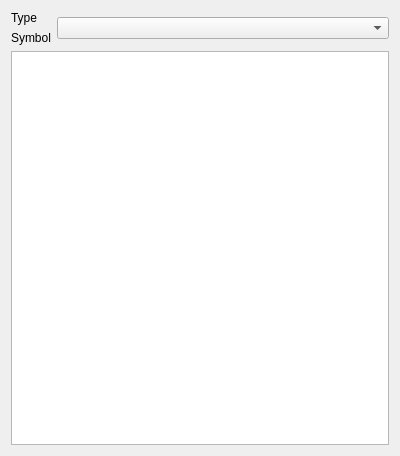
Before: the Qt Designer form src/symbollayout4.ui in fredollinger/kscope-kde4, drawn with Qt 5.
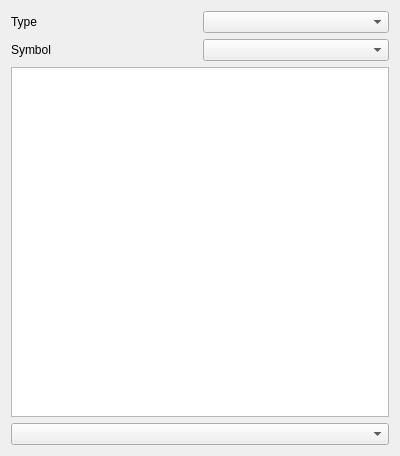
After: the same form once the commit is applied. Custom widgets are drawn as their Qt base class.

Commit message: Still does not show symbol layout!

```diff
--- a/src/symbollayout4.ui
+++ b/src/symbollayout4.ui
@@ -37,17 +37,10 @@
      <item>
       <layout class="QVBoxLayout" name="verticalLayout_2">
        <item>
-        <widget class="KHistoryComboBox" name="m_pSymbolHC">
-         <property name="sizePolicy">
-          <sizepolicy hsizetype="Expanding" vsizetype="Fixed">
-           <horstretch>0</horstretch>
-           <verstretch>0</verstretch>
-          </sizepolicy>
-         </property>
-         <property name="duplicatesEnabled">
-          <bool>false</bool>
-         </property>
-        </widget>
+        <widget class="KHistoryComboBox" name="khistorycombobox"/>
+       </item>
+       <item>
+        <widget class="QComboBox" name="m_pTypeCombo"/>
        </item>
       </layout>
      </item>
@@ -59,6 +52,19 @@
    <item>
     <widget class="QTableWidget" name="m_pHintList"/>
    </item>
+   <item>
+    <widget class="KHistoryComboBox" name="m_pSymbolHC">
+     <property name="sizePolicy">
+      <sizepolicy hsizetype="Expanding" vsizetype="Fixed">
+       <horstretch>0</horstretch>
+       <verstretch>0</verstretch>
+      </sizepolicy>
+     </property>
+     <property name="duplicatesEnabled">
+      <bool>false</bool>
+     </property>
+    </widget>
+   </item>
   </layout>
  </widget>
  <layoutdefault spacing="6" margin="11"/>
```
The commit also changes 2 other files.
